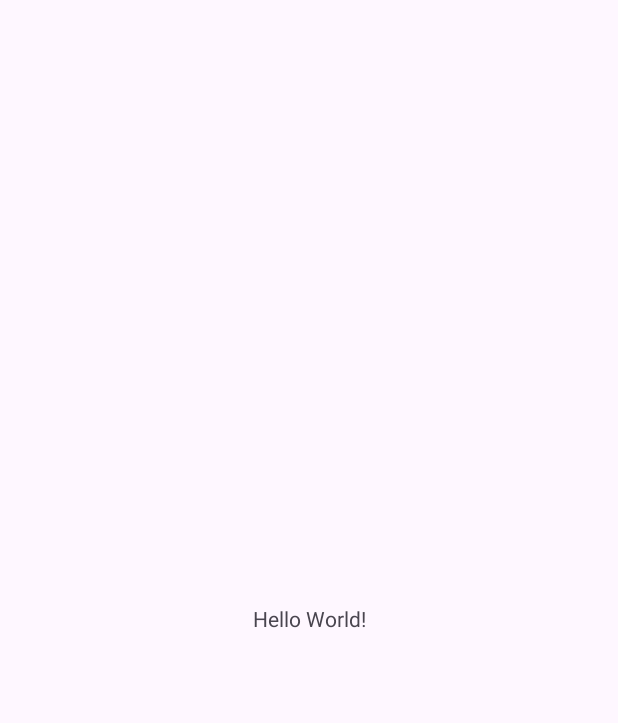
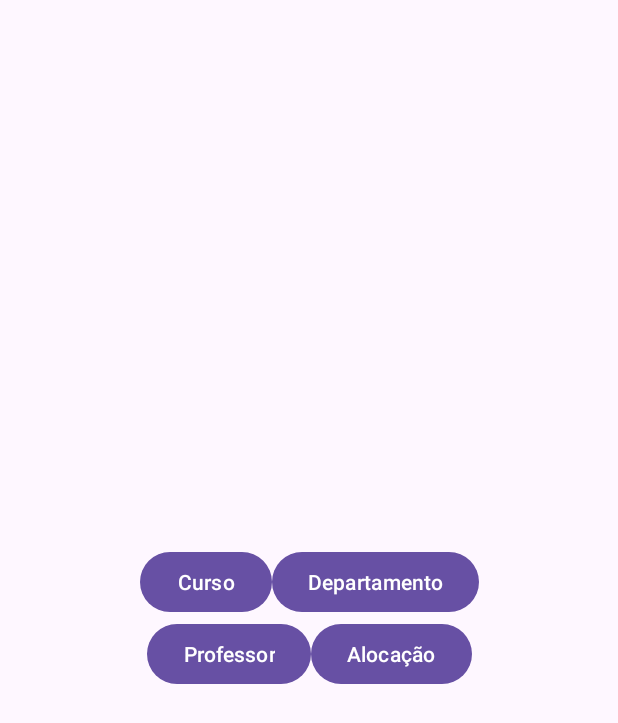
Before and after one commit to MirellaLins/Fafire2024, an Android app: the screen it shows after launch (MainActivity), on a phone screen of 412 x 824 dp. Before the commit the part shown is almost empty. Shown: the top 723 px of the screen. Run offline under Robolectric (Android 15) with nearby library versions, the phone set to English and light mode, and no system bars.

Commit message:
Configurar menu de acesso as features

```diff
--- a/app/src/main/AndroidManifest.xml
+++ b/app/src/main/AndroidManifest.xml
@@ -15,6 +15,9 @@
         android:theme="@style/Theme.Retrofit"
         tools:targetApi="31">
         <activity
+            android:name=".UI.CursoActivity"
+            android:exported="false" />
+        <activity
             android:name=".UI.MainActivity"
             android:exported="true">
             <intent-filter>
--- a/app/src/main/java/com/example/retrofit/UI/MainActivity.kt
+++ b/app/src/main/java/com/example/retrofit/UI/MainActivity.kt
@@ -1,7 +1,9 @@
 package com.example.retrofit.UI
 
+import android.content.Intent
 import android.os.Bundle
 import android.util.Log
+import android.widget.Button
 import android.widget.Toast
 import androidx.appcompat.app.AppCompatActivity
 import androidx.core.os.ConfigurationCompat
@@ -16,40 +18,11 @@ class MainActivity : AppCompatActivity() {
         super.onCreate(savedInstanceState)
         setContentView(R.layout.activity_main)
 
-        val repository = CursoRepository(RetrofitConfig.servico)
-
-//        repository.criarCurso(
-//            curso = curso,
-//            onCall = {
-//                Log.i(">>>", "Sucesso!")
-//            },
-//            onError = {
-//                Log.e(">>>", "Erro!")
-//            }
-//        )
-
-//        repository.buscarCursoPorId(
-//            idCurso = 4,
-//            onCall = { curso ->
-//                Log.i(">>>", curso?.name ?: "")
-//            },
-//            onError = { mensagem ->
-//                Log.e(">>>", mensagem)
-//            }
-//        )
-
-
-        val curso = Curso(6, "Backend")
-        repository.alterarCurso(
-            idCurso = 6,
-            curso = curso,
-            onCall = { rep ->
-                Log.i(">>>", rep?.name ?: "")
-            },
-            onError = { mensagem ->
-                Log.e(">>>", mensagem)
-            }
-        )
+        val menuCurso = findViewById<Button>(R.id.btCurso)
+        menuCurso.setOnClickListener {
+            val intent = Intent(this, CursoActivity::class.java)
+            startActivity(intent)
+        }
 
     }
 }
--- a/app/src/main/java/com/example/retrofit/service/CursosService.kt
+++ b/app/src/main/java/com/example/retrofit/service/CursosService.kt
@@ -3,6 +3,7 @@ package com.example.retrofit.service
 import com.example.retrofit.models.Curso
 import retrofit2.Call
 import retrofit2.http.Body
+import retrofit2.http.DELETE
 import retrofit2.http.GET
 import retrofit2.http.POST
 import retrofit2.http.PUT
@@ -22,4 +23,7 @@ interface CursosService {
     @PUT("courses/{id}")
     fun putCurso(@Path("id") cursoId: Int, @Body curso: Curso) : Call<Curso>
 
+    @DELETE("courses/{id}")
+    fun deleteCurso(@Path("id") cursoId: Int) : Call<Any>
+
 }
--- a/app/src/main/res/layout/activity_main.xml
+++ b/app/src/main/res/layout/activity_main.xml
@@ -7,13 +7,51 @@
     android:layout_height="match_parent"
     tools:context=".UI.MainActivity">
 
-    <TextView
+    <Button
+        android:id="@+id/btCurso"
         android:layout_width="wrap_content"
         android:layout_height="wrap_content"
-        android:text="Hello World!"
-        app:layout_constraintBottom_toBottomOf="parent"
-        app:layout_constraintEnd_toEndOf="parent"
+        android:text="Curso"
+        app:layout_constraintBottom_toTopOf="@+id/button3"
+        app:layout_constraintEnd_toStartOf="@+id/button2"
+        app:layout_constraintHorizontal_chainStyle="packed"
+        app:layout_constraintVertical_chainStyle="packed"
         app:layout_constraintStart_toStartOf="parent"
         app:layout_constraintTop_toTopOf="parent" />
 
+    <Button
+        android:id="@+id/button2"
+        android:layout_width="wrap_content"
+        android:layout_height="wrap_content"
+        android:text="Departamento"
+        app:layout_constraintBottom_toTopOf="@+id/button4"
+        app:layout_constraintEnd_toEndOf="parent"
+        app:layout_constraintHorizontal_chainStyle="packed"
+        app:layout_constraintVertical_chainStyle="packed"
+        app:layout_constraintStart_toEndOf="@+id/btCurso"
+        app:layout_constraintTop_toTopOf="parent" />
+
+    <Button
+        android:id="@+id/button3"
+        android:layout_width="wrap_content"
+        android:layout_height="wrap_content"
+        android:text="Professor"
+        app:layout_constraintBottom_toBottomOf="parent"
+        app:layout_constraintEnd_toStartOf="@+id/button4"
+        app:layout_constraintHorizontal_chainStyle="packed"
+        app:layout_constraintVertical_chainStyle="packed"
+        app:layout_constraintStart_toStartOf="parent"
+        app:layout_constraintTop_toBottomOf="@+id/btCurso" />
+
+    <Button
+        android:id="@+id/button4"
+        android:layout_width="wrap_content"
+        android:layout_height="wrap_content"
+        android:text="Alocação"
+        app:layout_constraintBottom_toBottomOf="parent"
+        app:layout_constraintEnd_toEndOf="parent"
+        app:layout_constraintHorizontal_chainStyle="packed"
+        app:layout_constraintStart_toEndOf="@+id/button3"
+        app:layout_constraintTop_toBottomOf="@+id/button2"
+        app:layout_constraintVertical_chainStyle="packed" />
 </androidx.constraintlayout.widget.ConstraintLayout>
```
Also changed, not shown: app/src/main/java/com/example/retrofit/UI/CursoActivity.kt (added, +96 -0 lines), app/src/main/java/com/example/retrofit/repository/CursoRepository.kt (+20 -1 lines), app/src/main/res/layout/activity_curso.xml (added, +60 -0 lines).
